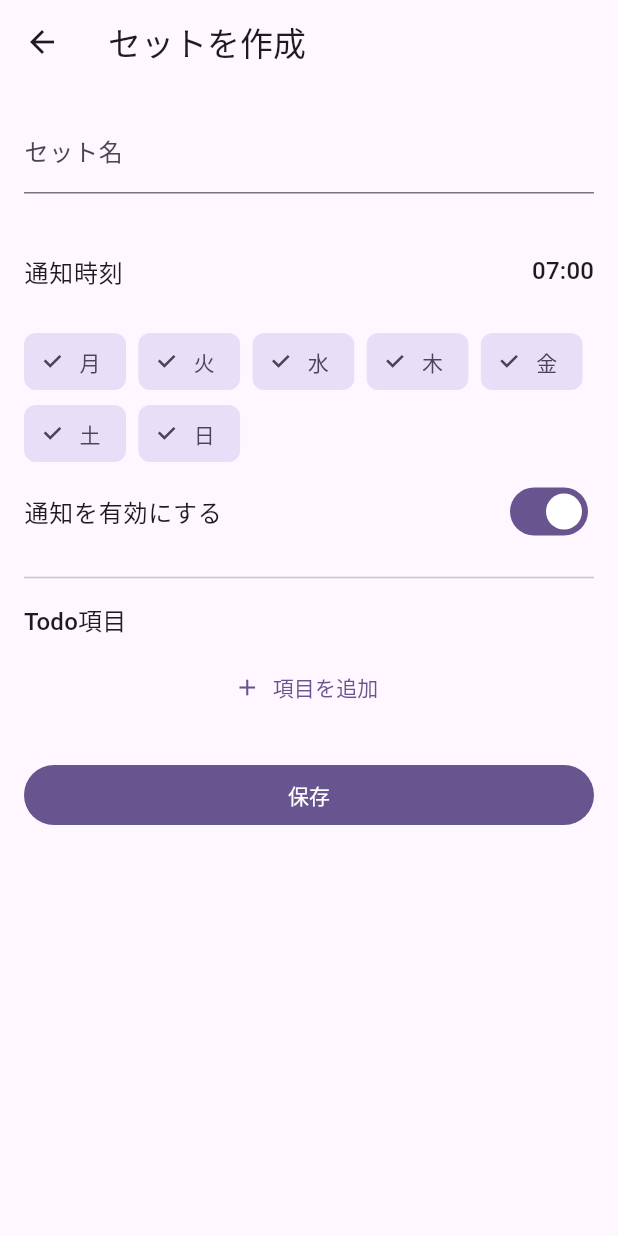
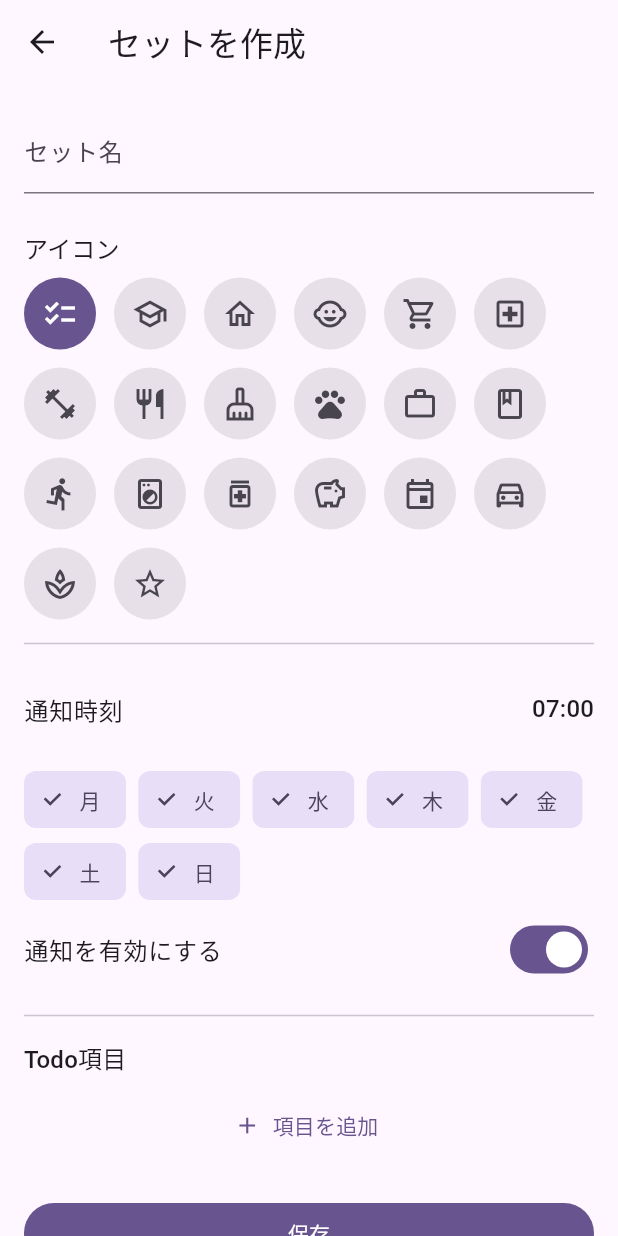
Before and after one commit to ykoba/todo_reminder, a Flutter app: the TodoSetEditScreen screen opened directly, on a phone screen of 412 x 824 dp. Run offline on Flutter 3.47's test engine with Material 3 defaults, Android fonts, the phone set to English and light mode, and no system bars; our stand-ins replace flutter_local_notifications, flutter_riverpod, flutter_timezone, hive, hive_flutter, timezone; accounts and stored records are empty.

Commit message:
アイコン追加

```diff
--- a/lib/models/todo_set.dart
+++ b/lib/models/todo_set.dart
@@ -1,5 +1,6 @@
 import 'package:hive/hive.dart';
 
+import '../utils/todo_set_icons.dart';
 import 'schedule.dart';
 import 'todo_item.dart';
 
@@ -16,6 +17,7 @@ class TodoSet extends HiveObject {
     required this.createdAt,
     required this.updatedAt,
     required this.sortOrder,
+    this.icon = defaultTodoSetIconKey,
   });
 
   @HiveField(0)
@@ -44,6 +46,13 @@ class TodoSet extends HiveObject {
   @HiveField(7, defaultValue: 0)
   int sortOrder;
 
+  /// Key into [todoSetIcons] for the icon shown for this set in the list.
+  /// Sets created before this field existed default to
+  /// [defaultTodoSetIconKey] on read.
+  @HiveField(8, defaultValue: defaultTodoSetIconKey)
+  String icon;
+
   List<TodoItem> get sortedItems =>
-      List<TodoItem>.from(items)..sort((a, b) => a.sortOrder.compareTo(b.sortOrder));
+      List<TodoItem>.from(items)
+        ..sort((a, b) => a.sortOrder.compareTo(b.sortOrder));
 }
--- a/lib/screens/todo_set_edit_screen.dart
+++ b/lib/screens/todo_set_edit_screen.dart
@@ -7,11 +7,13 @@ import '../models/todo_item.dart';
 import '../models/todo_set.dart';
 import '../providers/repository_providers.dart';
 import '../utils/schedule_format.dart';
+import '../utils/todo_set_icons.dart';
 
 const _uuid = Uuid();
 
 class _EditableItem {
-  _EditableItem({required this.id, required String label}) : controller = TextEditingController(text: label);
+  _EditableItem({required this.id, required String label})
+    : controller = TextEditingController(text: label);
 
   final String id;
   final TextEditingController controller;
@@ -38,6 +40,7 @@ class _TodoSetEditScreenState extends ConsumerState<TodoSetEditScreen> {
   late bool _isEnabled;
   late final DateTime _createdAt;
   late final int _sortOrder;
+  late String _icon;
 
   bool get _isEditing => widget.todoSetId != null;
 
@@ -45,7 +48,9 @@ class _TodoSetEditScreenState extends ConsumerState<TodoSetEditScreen> {
   void initState() {
     super.initState();
     final repository = ref.read(todoSetRepositoryProvider);
-    final existing = widget.todoSetId == null ? null : repository.getById(widget.todoSetId!);
+    final existing = widget.todoSetId == null
+        ? null
+        : repository.getById(widget.todoSetId!);
 
     _nameController = TextEditingController(text: existing?.name ?? '');
     _items = (existing?.sortedItems ?? const <TodoItem>[])
@@ -53,11 +58,17 @@ class _TodoSetEditScreenState extends ConsumerState<TodoSetEditScreen> {
         .toList();
     _hour = existing?.schedule.hour ?? 7;
     _minute = existing?.schedule.minute ?? 0;
-    _repeatDays = existing?.schedule.repeatDays.toSet() ?? {1, 2, 3, 4, 5, 6, 7};
+    _repeatDays =
+        existing?.schedule.repeatDays.toSet() ?? {1, 2, 3, 4, 5, 6, 7};
     _isEnabled = existing?.isEnabled ?? true;
     _createdAt = existing?.createdAt ?? DateTime.now();
     // New sets are appended after the current last one in the list order.
     _sortOrder = existing?.sortOrder ?? repository.getAll().length;
+    _icon = existing?.icon ?? defaultTodoSetIconKey;
+  }
+
+  void _selectIcon(String key) {
+    setState(() => _icon = key);
   }
 
   @override
@@ -110,7 +121,8 @@ class _TodoSetEditScreenState extends ConsumerState<TodoSetEditScreen> {
   Future<void> _save() async {
     final name = _nameController.text.trim();
     if (name.isEmpty) {
-      ScaffoldMessenger.of(context).showSnackBar(const SnackBar(content: Text('セット名を入力してください')));
+      ScaffoldMessenger.of(context)
+          .showSnackBar(const SnackBar(content: Text('セット名を入力してください')));
       return;
     }
 
@@ -125,11 +137,16 @@ class _TodoSetEditScreenState extends ConsumerState<TodoSetEditScreen> {
       id: widget.todoSetId ?? _uuid.v4(),
       name: name,
       items: labeledItems,
-      schedule: Schedule(hour: _hour, minute: _minute, repeatDays: _repeatDays.toList()..sort()),
+      schedule: Schedule(
+        hour: _hour,
+        minute: _minute,
+        repeatDays: _repeatDays.toList()..sort(),
+      ),
       isEnabled: _isEnabled,
       createdAt: _createdAt,
       updatedAt: DateTime.now(),
       sortOrder: _sortOrder,
+      icon: _icon,
     );
 
     await ref.read(todoSetRepositoryProvider).save(todoSet);
@@ -145,14 +162,22 @@ class _TodoSetEditScreenState extends ConsumerState<TodoSetEditScreen> {
         title: const Text('このセットを削除しますか？'),
         content: const Text('通知の予約も解除されます。この操作は取り消せません。'),
         actions: [
-          TextButton(onPressed: () => Navigator.of(context).pop(false), child: const Text('キャンセル')),
-          TextButton(onPressed: () => Navigator.of(context).pop(true), child: const Text('削除')),
+          TextButton(
+            onPressed: () => Navigator.of(context).pop(false),
+            child: const Text('キャンセル'),
+          ),
+          TextButton(
+            onPressed: () => Navigator.of(context).pop(true),
+            child: const Text('削除'),
+          ),
         ],
       ),
     );
     if (confirmed != true) return;
 
-    await ref.read(notificationServiceProvider).cancelForTodoSet(widget.todoSetId!);
+    await ref
+        .read(notificationServiceProvider)
+        .cancelForTodoSet(widget.todoSetId!);
     await ref.read(todoSetRepositoryProvider).delete(widget.todoSetId!);
 
     if (mounted) Navigator.of(context).pop();
@@ -165,7 +190,11 @@ class _TodoSetEditScreenState extends ConsumerState<TodoSetEditScreen> {
         title: Text(_isEditing ? 'セットを編集' : 'セットを作成'),
         actions: [
           if (_isEditing)
-            IconButton(icon: const Icon(Icons.delete_outline), tooltip: '削除', onPressed: _confirmDelete),
+            IconButton(
+              icon: const Icon(Icons.delete_outline),
+              tooltip: '削除',
+              onPressed: _confirmDelete,
+            ),
         ],
       ),
       body: ListView(
@@ -173,9 +202,27 @@ class _TodoSetEditScreenState extends ConsumerState<TodoSetEditScreen> {
         children: [
           TextField(
             controller: _nameController,
-            decoration: const InputDecoration(labelText: 'セット名', hintText: '例: 保育園'),
+            decoration: const InputDecoration(
+              labelText: 'セット名',
+              hintText: '例: 保育園',
+            ),
           ),
           const SizedBox(height: 24),
+          Text('アイコン', style: Theme.of(context).textTheme.titleMedium),
+          const SizedBox(height: 8),
+          Wrap(
+            spacing: 12,
+            runSpacing: 12,
+            children: [
+              for (final entry in todoSetIcons.entries)
+                _IconOption(
+                  icon: entry.value,
+                  selected: entry.key == _icon,
+                  onTap: () => _selectIcon(entry.key),
+                ),
+            ],
+          ),
+          const Divider(height: 32),
           ListTile(
             contentPadding: EdgeInsets.zero,
             title: const Text('通知時刻'),
@@ -247,3 +294,35 @@ class _TodoSetEditScreenState extends ConsumerState<TodoSetEditScreen> {
     );
   }
 }
+
+class _IconOption extends StatelessWidget {
+  const _IconOption({
+    required this.icon,
+    required this.selected,
+    required this.onTap,
+  });
+
+  final IconData icon;
+  final bool selected;
+  final VoidCallback onTap;
+
+  @override
+  Widget build(BuildContext context) {
+    final colorScheme = Theme.of(context).colorScheme;
+
+    return InkWell(
+      borderRadius: BorderRadius.circular(24),
+      onTap: onTap,
+      child: CircleAvatar(
+        radius: 24,
+        backgroundColor: selected
+            ? colorScheme.primary
+            : colorScheme.surfaceContainerHighest,
+        foregroundColor: selected
+            ? colorScheme.onPrimary
+            : colorScheme.onSurfaceVariant,
+        child: Icon(icon),
+      ),
+    );
+  }
+}
--- /dev/null
+++ b/lib/utils/todo_set_icons.dart
@@ -0,0 +1,36 @@
+import 'package:flutter/material.dart';
+
+/// Curated set of modern, outlined Material icons a user can pick to
+/// represent a TodoSet (e.g. "保育園" → 学校, "掃除" → 掃除用具). Stored on
+/// [TodoSet.icon] by key (not [IconData.codePoint], which isn't stable
+/// across icon font/tree-shaking configurations).
+const Map<String, IconData> todoSetIcons = {
+  'checklist': Icons.checklist_outlined,
+  'school': Icons.school_outlined,
+  'home': Icons.home_outlined,
+  'child_care': Icons.child_care_outlined,
+  'shopping_cart': Icons.shopping_cart_outlined,
+  'local_hospital': Icons.local_hospital_outlined,
+  'fitness_center': Icons.fitness_center_outlined,
+  'restaurant': Icons.restaurant_outlined,
+  'cleaning_services': Icons.cleaning_services_outlined,
+  'pets': Icons.pets_outlined,
+  'work': Icons.work_outline,
+  'book': Icons.book_outlined,
+  'directions_run': Icons.directions_run_outlined,
+  'local_laundry_service': Icons.local_laundry_service_outlined,
+  'medication': Icons.medication_outlined,
+  'savings': Icons.savings_outlined,
+  'event': Icons.event_outlined,
+  'directions_car': Icons.directions_car_outlined,
+  'spa': Icons.spa_outlined,
+  'star': Icons.star_outline,
+};
+
+/// Key used for TodoSets created before per-set icons existed, and the
+/// fallback if a stored key is ever unrecognized (e.g. after removing an
+/// icon from this set).
+const String defaultTodoSetIconKey = 'checklist';
+
+IconData todoSetIcon(String key) =>
+    todoSetIcons[key] ?? todoSetIcons[defaultTodoSetIconKey]!;
```
Also changed, not shown: lib/screens/todo_set_list_screen.dart (+39 -13 lines), lib/models/todo_set.g.dart, 15 other files.
